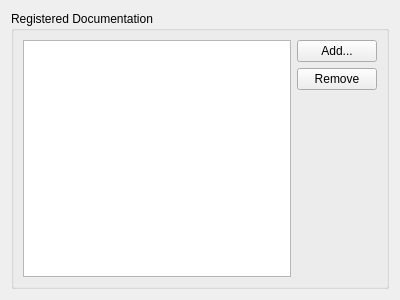
Above: src/plugins/help/docsettingspage.ui from qt-creator/qt-creator before the change. Below: the same form after it.
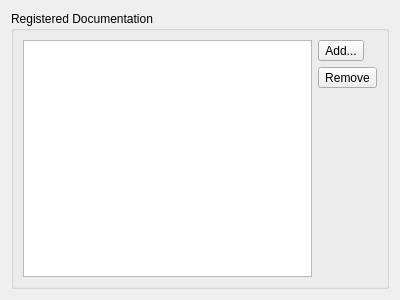
That is the form after the change. Icons and pictures are not drawn.

The edit to the form file:
```diff
--- a/src/plugins/help/docsettingspage.ui
+++ b/src/plugins/help/docsettingspage.ui
@@ -39,14 +39,14 @@
          <number>0</number>
         </property>
         <item>
-         <widget class="QPushButton" name="addButton">
+         <widget class="QToolButton" name="addButton">
           <property name="text">
            <string>Add...</string>
           </property>
          </widget>
         </item>
         <item>
-         <widget class="QPushButton" name="removeButton">
+         <widget class="QToolButton" name="removeButton">
           <property name="text">
            <string>Remove</string>
           </property>
```
Left out of the diff: 12 changed lines with no effect on the pictures.
